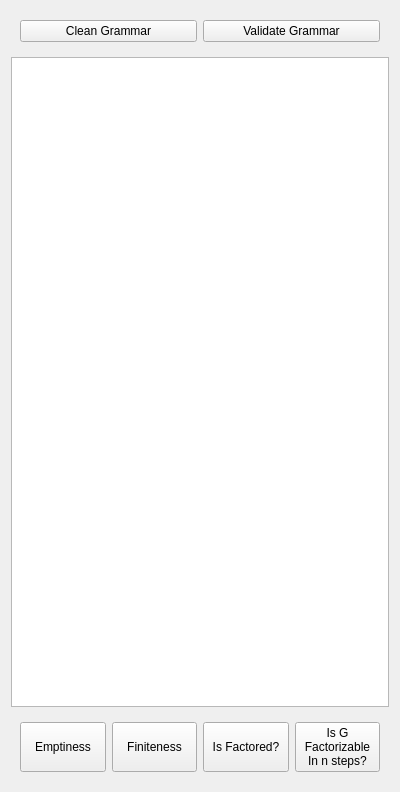
Above: context_free_languages/gui/view/DynamicGrammarWidget.ui from joaovicentesouto/INE5421 before the change. Below: the same form after it.
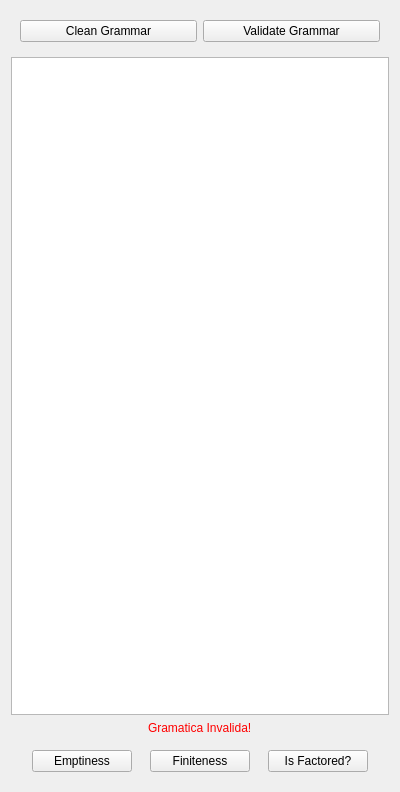
That is the form after the change.

```diff
--- a/context_free_languages/gui/view/DynamicGrammarWidget.ui
+++ b/context_free_languages/gui/view/DynamicGrammarWidget.ui
@@ -35,7 +35,17 @@
     </widget>
    </item>
    <item>
-    <widget class="QTextEdit" name="textEdit"/>
+    <widget class="QTextEdit" name="grammar"/>
+   </item>
+   <item alignment="Qt::AlignHCenter">
+    <widget class="QLabel" name="msg">
+     <property name="styleSheet">
+      <string notr="true">color: red</string>
+     </property>
+     <property name="text">
+      <string>Gramatica Invalida!</string>
+     </property>
+    </widget>
    </item>
    <item>
     <widget class="QWidget" name="widget_2" native="true">
@@ -79,15 +89,6 @@
         </property>
        </widget>
       </item>
-      <item>
-       <widget class="QPushButton" name="pushButton_8">
-        <property name="text">
-         <string>Is G
-Factorizable
-In n steps?</string>
-        </property>
-       </widget>
-      </item>
      </layout>
     </widget>
    </item>
```
Left out of the diff: 10 changed lines with no effect on the pictures.
